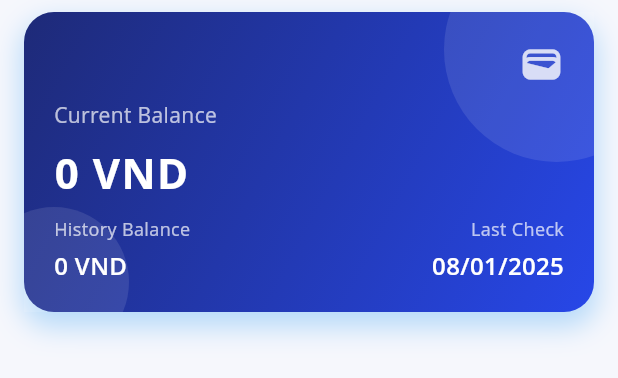
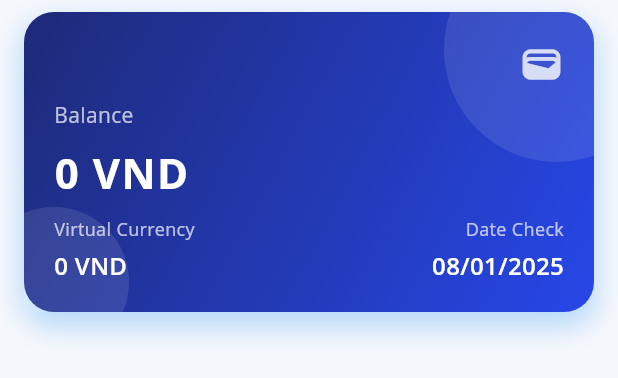
Before and after one commit to VegaCity/vegacity, a Flutter app: the WalletItem widget shown alone on an empty page, opened directly with empty values, on a phone screen of 412 x 824 dp. Shown: the top 378 px of the screen. Run offline on Flutter 3.47's test engine with Material 3 defaults, Android fonts, the phone set to English and light mode, and no system bars; our stand-ins replace animate_do, app_links, auto_route, dio, firebase_auth, flutter_hooks and 15 more; missing offline and left inert: mobile_scanner, qr_scanner_overlay, vietmap_flutter_gl; accounts and stored records are empty; generated files the repository leaves out were written again; network calls fail; Roboto replaces fonts that are missing (Open Sans).

Commit message:
hoang_8Jan_FixNewUi

```diff
--- a/lib/features/payment/presentation/widgets/inputAmount.dart
+++ b/lib/features/payment/presentation/widgets/inputAmount.dart
@@ -104,7 +104,7 @@ class NumberWithCurrencyFormatter extends TextInputFormatter {
     if (value == null || value > _maxAmount) {
       if (value != null && value > _maxAmount) {
         ScaffoldMessenger.of(context).showSnackBar(
-          SnackBar(content: Text('Amount cannot exceed 5,000,000 VND')),
+          const SnackBar(content: Text('Amount cannot exceed 5,000,000 VND')),
         );
       }
       return oldValue;
--- a/lib/features/profile/data/repositories/wallet_repository_impl.dart
+++ b/lib/features/profile/data/repositories/wallet_repository_impl.dart
@@ -1,7 +1,5 @@
 // import local
 
-import 'package:base/features/history/data/remote/history_source.dart';
-import 'package:base/features/history/domain/repositories/history_repository.dart';
 import 'package:base/features/profile/data/models/request/wallet_request.dart';
 import 'package:base/features/profile/data/models/response/wallet_response.dart';
 import 'package:base/features/profile/data/remote/wallet_source.dart';
--- a/lib/features/profile/presentation/screens/profile_screen.dart
+++ b/lib/features/profile/presentation/screens/profile_screen.dart
@@ -275,7 +275,7 @@ class ProfileScreen extends HookConsumerWidget {
                             buildListItem(
                               context,
                               icon: Icons.account_balance_wallet,
-                              title: 'Source of money',
+                              title: 'Balance Check',
                               showArrow: true,
                               onTap: () {
                                 context.router.push(const WalletScreenRoute());
--- a/lib/features/profile/presentation/widgets/item/detailItem.dart
+++ b/lib/features/profile/presentation/widgets/item/detailItem.dart
@@ -1,5 +1,4 @@
 import 'package:base/features/history/domain/entities/history_entity.dart';
-import 'package:base/features/history/presentation/widgets/order_detail.dart';
 import 'package:flutter/material.dart';
 import 'package:hooks_riverpod/hooks_riverpod.dart';
 import 'package:animate_do/animate_do.dart';
--- a/lib/features/profile/presentation/widgets/item/detailPage.dart
+++ b/lib/features/profile/presentation/widgets/item/detailPage.dart
@@ -1,9 +1,6 @@
 import 'package:animate_do/animate_do.dart';
 import 'package:base/features/history/domain/entities/history_entity.dart';
-import 'package:base/features/history/domain/entities/transaction_entity.dart';
 import 'package:base/features/history/presentation/screen/controller/history_controller.dart';
-import 'package:base/features/history/presentation/screen/controller/transaction_controller.dart';
-import 'package:base/features/history/presentation/widgets/order_item.dart';
 import 'package:base/features/profile/presentation/widgets/item/detailItem.dart';
 import 'package:flutter/material.dart';
 import 'package:flutter_hooks/flutter_hooks.dart';
--- a/lib/features/profile/presentation/widgets/wallet_item.dart
+++ b/lib/features/profile/presentation/widgets/wallet_item.dart
@@ -104,7 +104,7 @@ class WalletItem extends HookConsumerWidget {
                         crossAxisAlignment: CrossAxisAlignment.start,
                         children: [
                           const Text(
-                            'Current Balance',
+                            'Balance',
                             style: TextStyle(
                               fontSize: 14,
                               color: Colors.white70,
@@ -135,7 +135,7 @@ class WalletItem extends HookConsumerWidget {
                             crossAxisAlignment: CrossAxisAlignment.start,
                             children: [
                               const Text(
-                                'History Balance',
+                                'Virtual Currency',
                                 style: TextStyle(
                                   fontSize: 12,
                                   color: Colors.white70,
@@ -160,7 +160,7 @@ class WalletItem extends HookConsumerWidget {
                             crossAxisAlignment: CrossAxisAlignment.end,
                             children: [
                               const Text(
-                                'Last Check',
+                                'Date Check',
                                 style: TextStyle(
                                   fontSize: 12,
                                   color: Colors.white70,
```
Also changed, not shown: lib/features/history/presentation/screen/screen/history_screen.dart (+5 -7 lines), lib/features/profile/presentation/widgets/dasboard.dart (+8 -8 lines).
